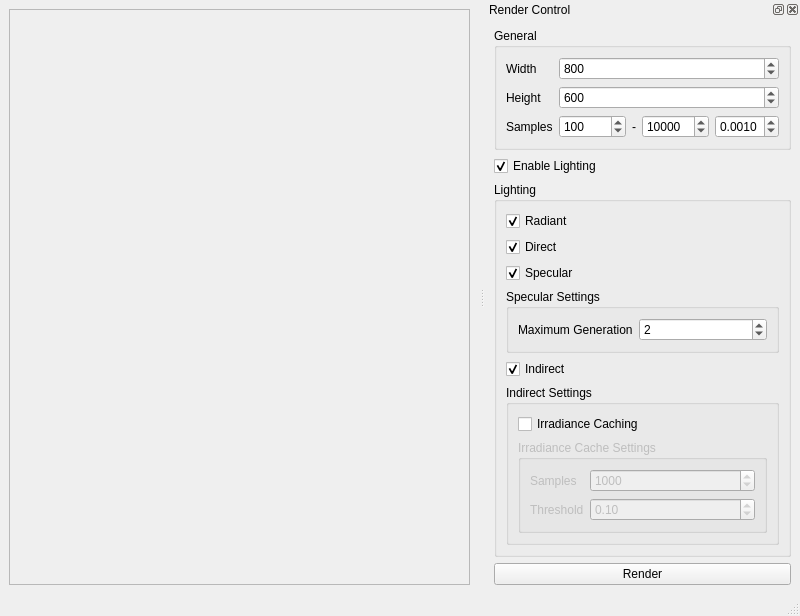
Qt form App/MainWindow.ui (mattfischer/raytrace) before a commit.
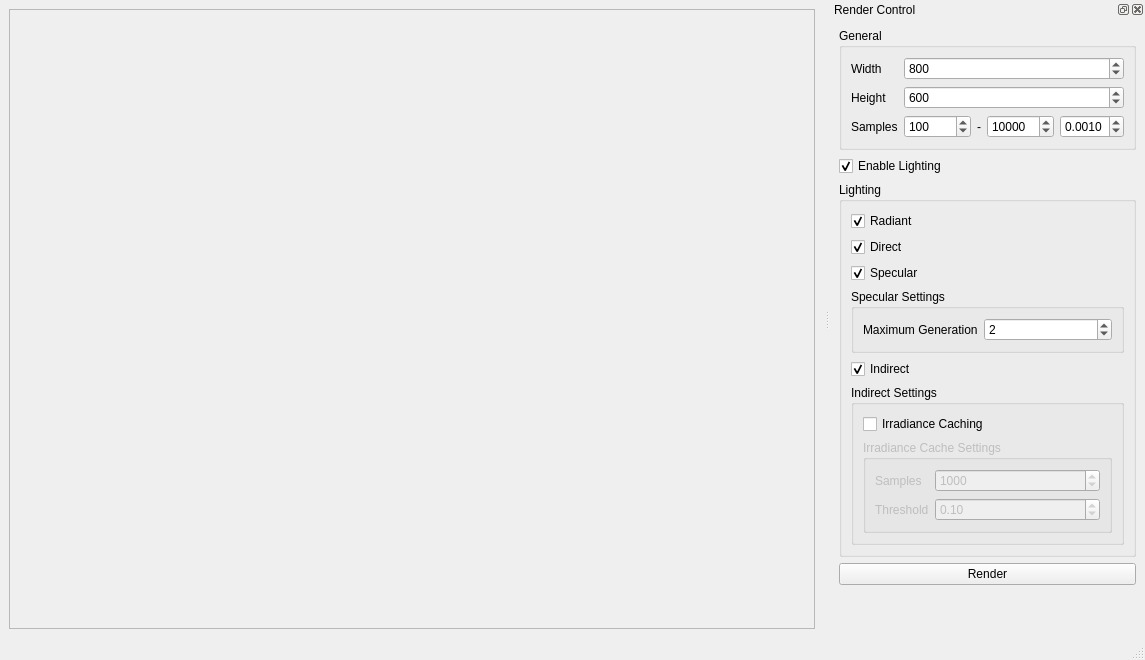
The same form after that commit.

Commit message: Tweak window geometry

Diff of the .ui file:
```diff
--- a/App/MainWindow.ui
+++ b/App/MainWindow.ui
@@ -6,8 +6,8 @@
    <rect>
     <x>0</x>
     <y>0</y>
-    <width>800</width>
-    <height>600</height>
+    <width>1145</width>
+    <height>660</height>
    </rect>
   </property>
   <property name="windowTitle">
@@ -31,12 +31,12 @@
         <rect>
          <x>0</x>
          <y>0</y>
-         <width>479</width>
-         <height>539</height>
+         <width>824</width>
+         <height>599</height>
         </rect>
        </property>
        <layout class="QVBoxLayout" name="verticalLayout_3">
-        <item>
+        <item alignment="Qt::AlignLeft|Qt::AlignTop">
          <widget class="QLabel" name="renderView">
           <property name="sizePolicy">
            <sizepolicy hsizetype="Fixed" vsizetype="Fixed">
```
Left out of the diff: 2 changed lines with no effect on the pictures.
